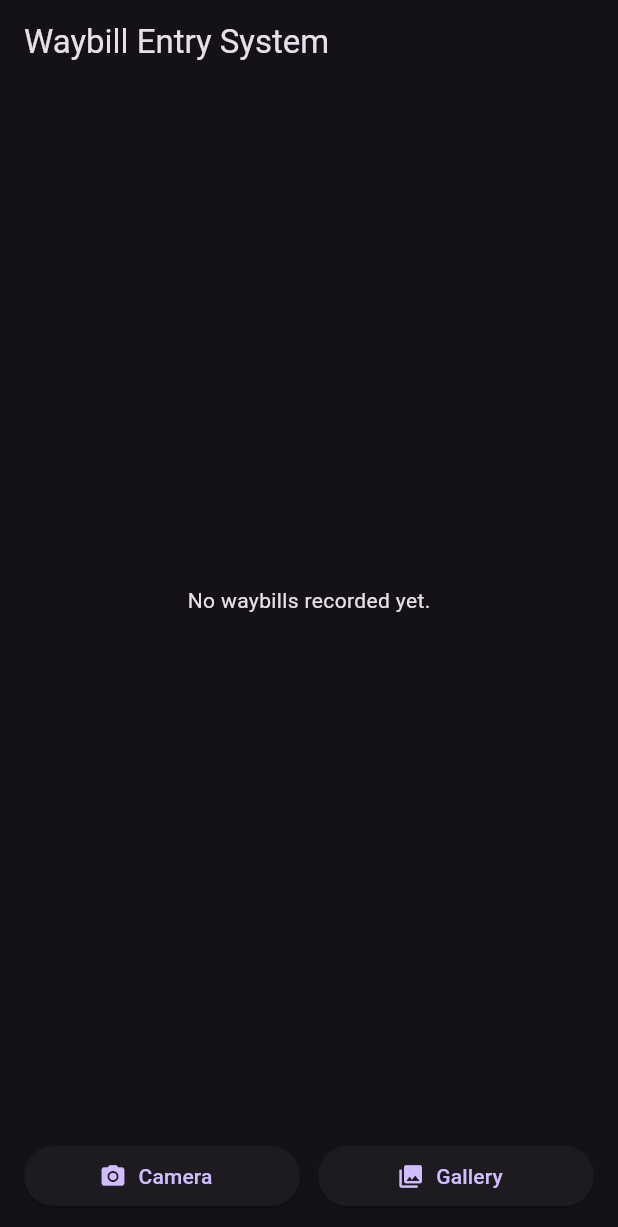
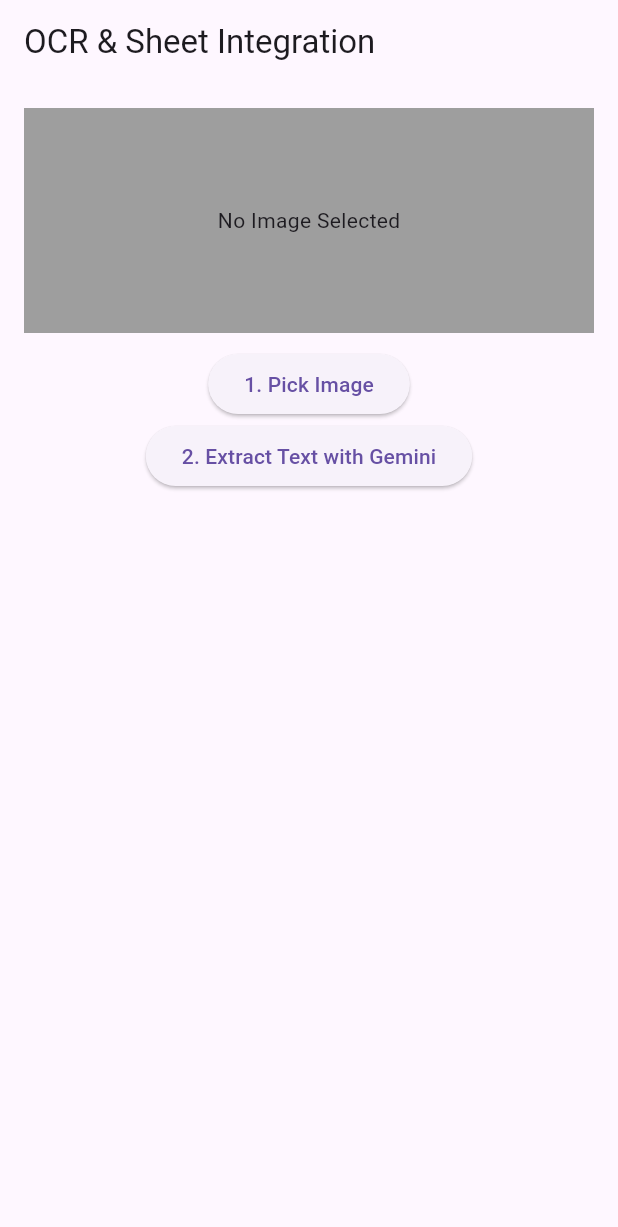
Before and after one commit to tunyun1410-art/waybill_app, a Flutter app: the screen it shows after launch, on a phone screen of 412 x 824 dp. Shown: the top 1227 px of the screen. Run offline on Flutter 3.47's test engine with Material 3 defaults, Android fonts, the light colour scheme and no system bars; our stand-ins replace image_picker, sqflite; accounts and stored records are empty.

Commit message:
Update pubspec and main.dart for OCR workflow

```diff
--- a/lib/main.dart
+++ b/lib/main.dart
@@ -1,136 +1,161 @@
+import 'dart:convert';
 import 'dart:io';
 import 'package:flutter/material.dart';
+import 'package:http/http.dart' as http;
 import 'package:image_picker/image_picker.dart';
-import 'services/gemini_service.dart';
-import 'services/database_helper.dart';
 
 void main() {
-  runApp(const WaybillApp());
+  WidgetsFlutterBinding.ensureInitialized();
+  runApp(const MaterialApp(home: OCRSheetApp()));
 }
 
-class WaybillApp extends StatelessWidget {
-  const WaybillApp({super.key});
+class OCRSheetApp extends StatefulWidget {
+  const OCRSheetApp({super.key});
 
   @override
-  Widget build(BuildContext context) {
-    return MaterialApp(
-      title: 'Waybill Scanner',
-      theme: ThemeData(
-        brightness: Brightness.dark,
-        primarySwatch: Colors.deepPurple,
-        useMaterial3: true,
-      ),
-      home: const HomeScreen(),
-    );
+  State<OCRSheetApp> createState() => _OCRSheetAppState();
+}
+
+class _OCRSheetAppState extends State<OCRSheetApp> {
+  File? _selectedImage;
+  String _extractedText = "";
+  bool _isLoading = false;
+
+  // Replace with your API Keys / Web App URLs
+  final String _geminiApiKey = "AIzaSyBjhKjLs2aSzDtb6DJtwu2SP4IPQwH1JPA";
+  final String _googleAppScriptUrl = "https://docs.google.com/document/d/1xo29AAqC2EmH3PxNvsIQ1iNBMM9jkH3vAgMLnax0w3o/edit?usp=drivesdk";
+
+  // Pick Image from Gallery
+  Future<void> _pickImage() async {
+    final picker = ImagePicker();
+    final pickedFile = await picker.pickImage(source: ImageSource.gallery);
+    if (pickedFile != null) {
+      setState(() {
+        _selectedImage = File(pickedFile.path);
+        _extractedText = "";
+      });
     }
   }
 
-class HomeScreen extends StatefulWidget {
-  const HomeScreen({super.key});
-
-  @override
-  State<HomeScreen> createState() => _HomeScreenState();
-}
-
-class _HomeScreenState extends State<HomeScreen> {
-  final ImagePicker _picker = ImagePicker();
-  final String _apiKey = 'YOUR_GEMINI_API_KEY'; // Insert your API key here
-  bool _isLoading = false;
-  List<Map<String, dynamic>> _savedWaybills = [];
-
-  @override
-  void initState() {
-    super.initState();
-    _refreshWaybills();
-  }
-
-  Future<void> _refreshWaybills() async {
-    final data = await DatabaseHelper.instance.getWaybills();
-    setState(() {
-      _savedWaybills = data;
-    });
-  }
-
-  Future<void> _processImage(ImageSource source) async {
-    final XFile? image = await _picker.pickImage(source: source);
-    if (image == null) return;
+  // Feature 1: Send Image to Gemini API for OCR
+  Future<void> _processImageWithGemini() async {
+    if (_selectedImage == null) return;
 
     setState(() => _isLoading = true);
 
-    final gemini = GeminiService(apiKey: _apiKey);
-    final result = await gemini.processWaybillImage(File(image.path));
+    try {
+      final bytes = await _selectedImage!.readAsBytes();
+      final base64Image = base64Encode(bytes);
 
-    if (result != null) {
-      await DatabaseHelper.instance.insertWaybill({
-        'tracking_number': result['tracking_number'] ?? 'Unknown',
-        'customer_phone': result['customer_phone'] ?? 'N/A',
-        'cod_amount': result['cod_amount'] ?? 0.0,
-        'courier_name': result['courier_name'] ?? 'General',
-        'created_at': DateTime.now().toIso8601String(),
-      });
-      await _refreshWaybills();
+      final url = Uri.parse(
+        'https://generativelanguage.googleapis.com/v1beta/models/gemini-1.5-flash:generateContent?key=$_geminiApiKey',
+      );
+
+      final response = await http
+          .post(
+            url,
+            headers: {'Content-Type': 'application/json'},
+            body: jsonEncode({
+              'contents': [
+                {
+                  'parts': [
+                    {'text': 'Extract all readable text from this image.'},
+                    {
+                      'inline_data': {
+                        'mime_type': 'image/jpeg',
+                        'data': base64Image,
+                      }
+                    }
+                  ]
+                }
+              ]
+            }),
+          )
+          .timeout(const Duration(seconds: 15));
+
+      if (response.statusCode == 200) {
+        final data = jsonDecode(response.body);
+        final text = data['candidates'][0]['content']['parts'][0]['text'];
+        setState(() => _extractedText = text ?? "No text found.");
+      } else {
+        setState(() => _extractedText = "Error: ${response.statusCode}");
+      }
+    } catch (e) {
+      setState(() => _extractedText = "Network Error / Timeout: $e");
+    } finally {
+      setState(() => _isLoading = false);
+    }
+  }
+
+  // Feature 2: Append Extracted Text to Google Sheets
+  Future<void> _sendToGoogleSheet() async {
+    if (_extractedText.isEmpty) return;
+
+    setState(() => _isLoading = true);
+
+    try {
+      final response = await http
+          .post(
+            Uri.parse(_googleAppScriptUrl),
+            headers: {'Content-Type': 'application/json'},
+            body: jsonEncode({'parsedText': _extractedText}),
+          )
+          .timeout(const Duration(seconds: 15));
+
+      if (response.statusCode == 200 || response.statusCode == 302) {
+        ScaffoldMessenger.of(context).showSnackBar(
+          const SnackBar(content: Text('Successfully uploaded to Google Sheet!')),
+        );
       } else {
         ScaffoldMessenger.of(context).showSnackBar(
-        const SnackBar(content: Text('Failed to parse waybill data.')),
+          SnackBar(content: Text('Failed with code: ${response.statusCode}')),
         );
       }
-
+    } catch (e) {
+      ScaffoldMessenger.of(context).showSnackBar(
+        SnackBar(content: Text('Failed to submit: $e')),
+      );
+    } finally {
       setState(() => _isLoading = false);
+    }
   }
 
   @override
   Widget build(BuildContext context) {
     return Scaffold(
-      appBar: AppBar(title: const Text('Waybill Entry System')),
-      body: _isLoading
-          ? const Center(child: CircularProgressIndicator())
-          : Column(
+      appBar: AppBar(title: const Text('OCR & Sheet Integration')),
+      body: SingleChildScrollView(
+        padding: const EdgeInsets.all(16.0),
+        child: Column(
           children: [
-                Expanded(
-                  child: _savedWaybills.isEmpty
-                      ? const Center(child: Text('No waybills recorded yet.'))
-                      : ListView.builder(
-                          itemCount: _savedWaybills.length,
-                          itemBuilder: (context, index) {
-                            final item = _savedWaybills[index];
-                            return Card(
-                              margin: const EdgeInsets.symmetric(horizontal: 12, vertical: 6),
-                              child: ListTile(
-                                leading: const Icon(Icons.receipt_long, color: Colors.deepPurpleAccent),
-                                title: Text(item['tracking_number'] ?? 'No Tracking'),
-                                subtitle: Text('${item['courier_name']} • ${item['customer_phone']}'),
-                                trailing: Text(
-                                  '\$${item['cod_amount']}',
-                                  style: const TextStyle(fontWeight: FontWeight.bold, fontSize: 16),
+            if (_selectedImage != null)
+              Image.file(_selectedImage!, height: 200)
+            else
+              const Container(
+                height: 150,
+                color: Colors.grey,
+                child: Center(child: Text('No Image Selected')),
               ),
+            const SizedBox(height: 10),
+            ElevatedButton(
+              onPressed: _pickImage,
+              child: const Text('1. Pick Image'),
             ),
-                            );
-                          },
+            ElevatedButton(
+              onPressed: _processImageWithGemini,
+              child: const Text('2. Extract Text with Gemini'),
             ),
-                ),
-                Padding(
-                  padding: const EdgeInsets.all(16.0),
-                  child: Row(
-                    children: [
-                      Expanded(
-                        child: ElevatedButton.icon(
-                          onPressed: () => _processImage(ImageSource.camera),
-                          icon: const Icon(Icons.camera_alt),
-                          label: const Text('Camera'),
-                        ),
-                      ),
-                      const SizedBox(width: 12),
-                      Expanded(
-                        child: ElevatedButton.icon(
-                          onPressed: () => _processImage(ImageSource.gallery),
-                          icon: const Icon(Icons.photo_library),
-                          label: const Text('Gallery'),
-                        ),
+            const SizedBox(height: 20),
+            if (_isLoading) const CircularProgressIndicator(),
+            SelectableText(_extractedText),
+            const SizedBox(height: 20),
+            if (_extractedText.isNotEmpty)
+              ElevatedButton(
+                onPressed: _sendToGoogleSheet,
+                child: const Text('3. Send to Google Sheet'),
               ),
           ],
         ),
-                )
-              ],
       ),
     );
   }
```
Lines whose indentation alone changed are shown as unchanged.
